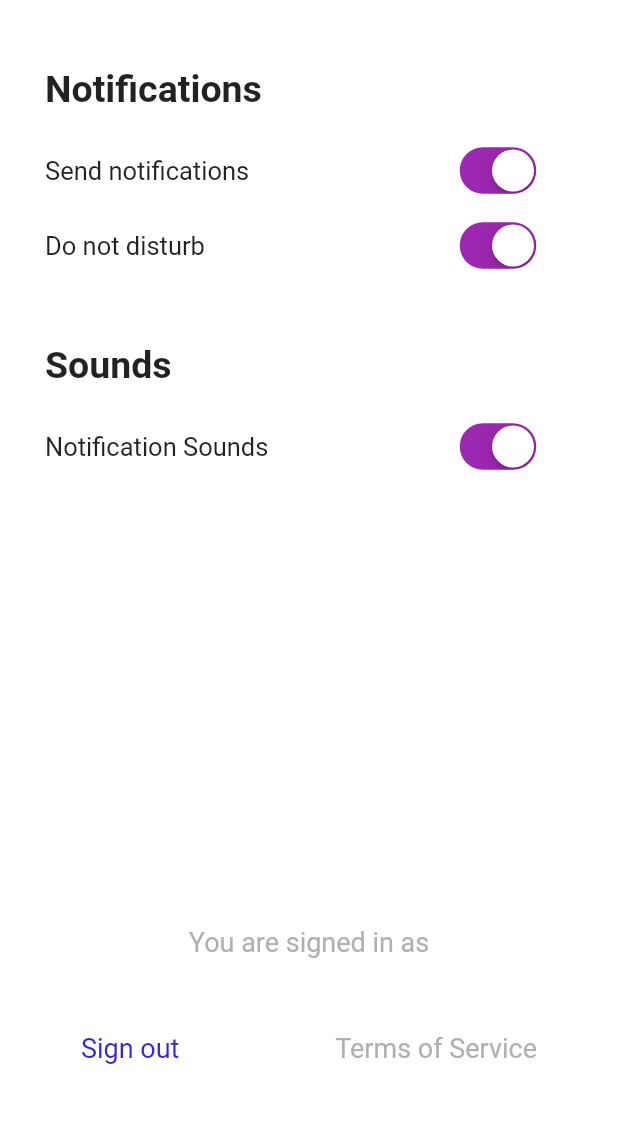
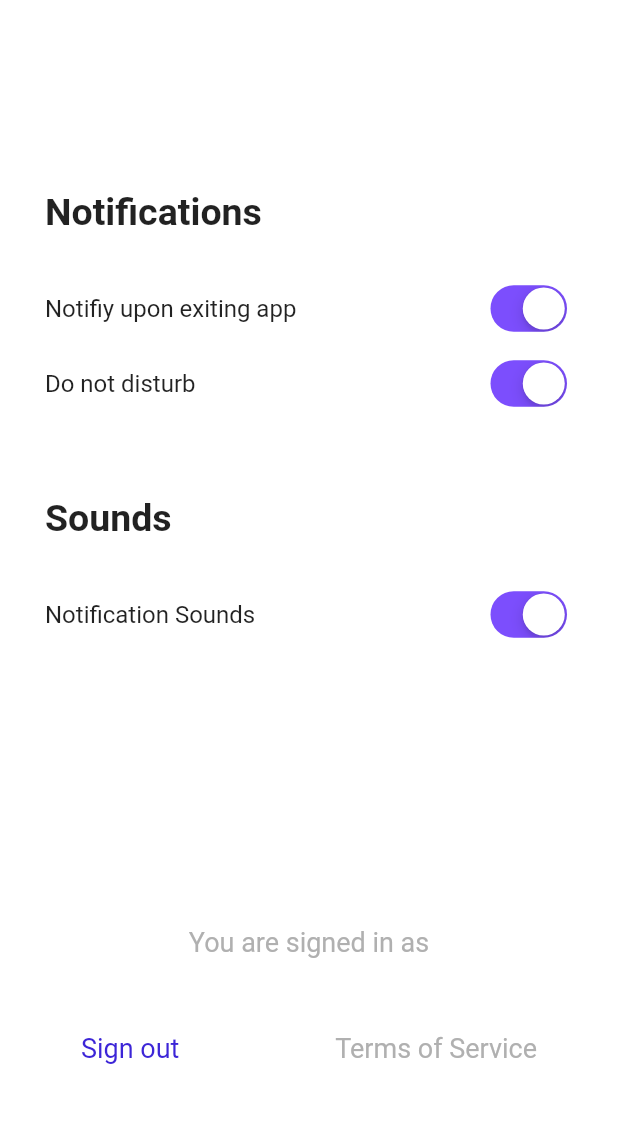
Before and after one commit to AngelK1NG/argus_app_1, a Flutter app: the SettingsPage screen opened by its route, on a phone screen of 412 x 824 dp, the part 98-1221 px from its top. Run offline on Flutter 3.47's test engine with Material 2 defaults, Android fonts, the phone set to English and light mode, and no system bars; our stand-ins replace auto_size_text, cloud_firestore, dots_indicator, firebase_analytics, firebase_auth, flutter_local_notifications and 6 more; missing offline and left inert: apple_sign_in, flutter_dnd, screen; accounts and stored records are empty; statements that could not run were skipped.

Commit message:
Settings UI

```diff
--- a/lib/components/settings_tile.dart
+++ b/lib/components/settings_tile.dart
@@ -1,36 +1,32 @@
 import 'package:flutter/cupertino.dart';
 import 'package:flutter/material.dart';
+import 'package:flutter/services.dart';
 
-class SettingsTile extends StatefulWidget {
+class SettingsTile extends StatelessWidget {
   final String title;
   final bool toggle;
   final Function onChanged;
   SettingsTile({this.title, this.toggle, this.onChanged});
 
   @override
-  _SettingsTileState createState() => _SettingsTileState();
-}
-
-class _SettingsTileState extends State<SettingsTile> {
-  @override
   Widget build(BuildContext context) {
     return Container(
-      height: 30.0,
+      height: 50,
       child: Row(
         mainAxisAlignment: MainAxisAlignment.spaceBetween,
         children: <Widget>[
           Text(
-            widget.title,
-            style: TextStyle(fontSize: 17),
+            title,
+            style: TextStyle(fontSize: 16),
           ),
-          Container(
-            width: 100.0,
-            child: CupertinoSwitch(
-              activeColor: Colors.purple,
-              trackColor: Colors.grey,
-              value: widget.toggle,
-              onChanged: widget.onChanged,
-            ),
+          CupertinoSwitch(
+            activeColor: Theme.of(context).accentColor,
+            trackColor: Colors.grey,
+            value: toggle,
+            onChanged: (value) {
+              HapticFeedback.heavyImpact();
+              onChanged(value);
+            },
           ),
         ],
       ),
--- a/lib/screens/settings.dart
+++ b/lib/screens/settings.dart
@@ -35,6 +35,7 @@ class _SettingsPageState extends State<SettingsPage> {
         _soundOn = prefs.getBool('sound on') == null
             ? true
             : prefs.getBool('sound on');
+        _loading = false;
       });
     });
   }
@@ -49,11 +50,6 @@ class _SettingsPageState extends State<SettingsPage> {
   void initState() {
     super.initState();
     getSettings();
-    Future.delayed(Duration(milliseconds: 1), () {
-      setState(() {
-        _loading = false;
-      });
-    });
   }
 
   @override
@@ -82,23 +78,20 @@ class _SettingsPageState extends State<SettingsPage> {
         Positioned(
           right: 30,
           left: 30,
-          top: 100,
+          top: MediaQuery.of(context).size.height / 2 - 220,
           child: Container(
             child: Column(
               crossAxisAlignment: CrossAxisAlignment.start,
               children: <Widget>[
-                SizedBox(
-                  height: 10,
-                ),
-                Text(
+                Padding(
+                  padding: EdgeInsets.only(bottom: 25),
+                  child: Text(
                     'Notifications',
                     style: TextStyle(fontSize: 25, fontWeight: FontWeight.bold),
                   ),
-                SizedBox(
-                  height: 25,
                 ),
                 SettingsTile(
-                  title: 'Send notifications',
+                  title: 'Notifiy upon exiting app',
                   toggle: _notificationsOn,
                   onChanged: (value) {
                     setState(() {
@@ -107,9 +100,6 @@ class _SettingsPageState extends State<SettingsPage> {
                     LocalNotificationHelper.notificationsOn = value;
                     setValue('notifications on', value);
                   },
-                ),
-                SizedBox(
-                  height: 20,
                 ),
                 SettingsTile(
                   title: 'Do not disturb',
@@ -121,15 +111,12 @@ class _SettingsPageState extends State<SettingsPage> {
                     setValue('do not disturb on', value);
                   },
                 ),
-                SizedBox(
-                  height: 50,
-                ),
-                Text(
+                Padding(
+                  padding: EdgeInsets.only(top: 50, bottom: 25),
+                  child: Text(
                     'Sounds',
                     style: TextStyle(fontSize: 25, fontWeight: FontWeight.bold),
                   ),
-                SizedBox(
-                  height: 25,
                 ),
                 SettingsTile(
                   title: 'Notification Sounds',
```
Lines whose indentation alone changed are shown as unchanged.
